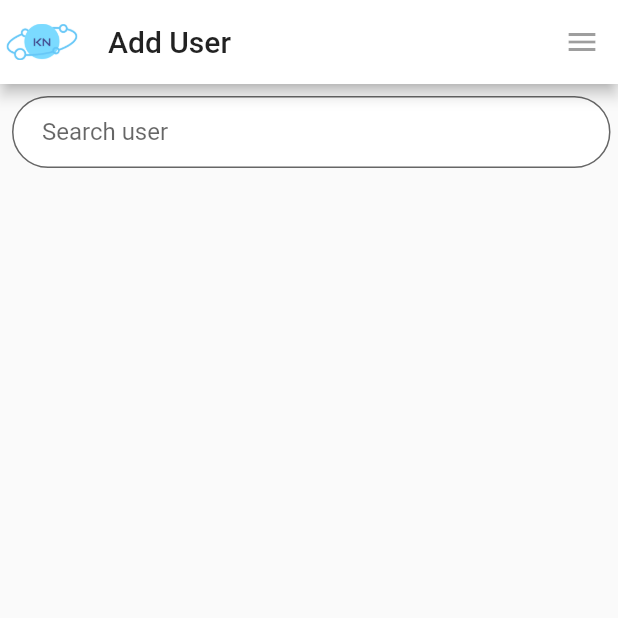
After one commit to KiKoS0/chat_app, a Flutter app: the SearchScreen screen opened by its route, on a phone screen of 412 x 824 dp, the top half of it. The commit adds this screen. Run offline on Flutter 3.47's test engine with Material 2 defaults, Android fonts, the phone set to English and light mode, and no system bars.

Commit message:
Add conversation creation screen

```diff
--- a/lib/main.dart
+++ b/lib/main.dart
@@ -1,6 +1,7 @@
 import 'package:chat_app/core/network.dart';
 import 'package:chat_app/models/messaging_model.dart';
 import 'package:chat_app/screens/conversation_screen.dart';
+import 'package:chat_app/screens/search_screen.dart';
 import 'package:flutter/material.dart';
 // import 'package:chat_app/MyCoolButton.dart';
 // import 'package:chat_app/counter.dart';
@@ -22,7 +23,8 @@ class MyApp extends StatelessWidget {
   final routes = <String, WidgetBuilder>{
     LoginPage.tag: (context) => LoginPage(),
     OtherScreen.tag: (context) => OtherScreen(),
-    ConversationScreen.tag: (context) => ConversationScreen()
+    ConversationScreen.tag: (context) => ConversationScreen(),
+    SearchScreen.tag: (context) => SearchScreen()
   };
   @override
   Widget build(BuildContext context) {
--- /dev/null
+++ b/lib/models/users_model.dart
@@ -0,0 +1,19 @@
+class UserModel {
+  const UserModel({this.id, this.username});
+  final String username;
+  final String id;
+
+  User toUser() {
+    return new User(id: this.id, username: this.username);
+  }
+
+  factory UserModel.fromJson(Map<String, dynamic> data) {
+    return UserModel(id: data['ui'], username: data['u']);
+  }
+}
+
+class User {
+  const User({this.id, this.username});
+  final String username;
+  final String id;
+}
--- a/lib/screens/login_page.dart
+++ b/lib/screens/login_page.dart
@@ -1,5 +1,6 @@
 import 'package:chat_app/models/messaging_model.dart';
 import 'package:chat_app/screens/conversation_screen.dart';
+import 'package:chat_app/screens/search_screen.dart';
 import 'package:flutter/material.dart';
 import 'package:chat_app/main.dart';
 import 'package:chat_app/screens/other_screen.dart';
@@ -19,7 +20,7 @@ class LoginPage extends StatefulWidget {
 
 class _LoginPageState extends State<LoginPage> {
   final usernameController =
-      TextEditingController(text: 'testflutter@yahoo.com');
+      TextEditingController(text: 'testflutter@yahoo.fr');
   final passwordController = TextEditingController(text: 'Abc!123');
 
   @override
--- /dev/null
+++ b/lib/screens/search_screen.dart
@@ -0,0 +1,178 @@
+import 'dart:async';
+
+import 'package:chat_app/core/network.dart';
+import 'package:chat_app/models/conversation_models.dart';
+import 'package:chat_app/models/messaging_model.dart';
+import 'package:chat_app/models/users_model.dart';
+import 'package:chat_app/screens/conversation_screen.dart';
+import 'package:chat_app/screens/other_screen.dart';
+import 'package:chat_app/widgets/top_header_widget.dart';
+import 'package:flutter/material.dart';
+import 'package:flutter/services.dart';
+import 'package:scoped_model/scoped_model.dart';
+
+class UserItem extends StatelessWidget {
+  UserItem({@required this.user});
+  final User user;
+
+  @override
+  Widget build(BuildContext context) {
+    return Container(
+        color: Colors.grey[200],
+        child: ListTile(
+            trailing: IconButton(
+              icon: Icon(Icons.group_add),
+              onPressed: () {
+                ScopedModel.of<MessagingModel>(context)
+                    .netHandler.createConversation(user.id).then((onValue){
+                      if(onValue!=null){
+                        print("created");
+                        Navigator.popAndPushNamed(context, ConversationScreen.tag);
+                      }
+                    });
+
+              },
+            ),
+            leading: CircleAvatar(
+                backgroundColor: Colors.blue, child: Text(user.username[0][0])),
+            title: InkWell(
+                onTap: () {},
+                child: Container(
+                  constraints: BoxConstraints(minHeight: 20.0),
+                  padding: EdgeInsets.all(10.0),
+                  child: Text(user.username),
+                ))));
+  }
+}
+
+class UserList extends StatefulWidget {
+  UserList({Key key}) : super(key: key);
+
+  _UserListState createState() => _UserListState();
+}
+
+class _UserListState extends State<UserList> {
+  List<User> users;
+  Timer _timer;
+  final TextEditingController searchController = TextEditingController();
+  _UserListState();
+  @override
+  void initState() {
+    super.initState();
+
+    // ScopedModel.of<MessagingModel>(context)
+    //     .netHandler
+    //     .getConversations()
+    //     .then((convs) {
+    //   setState(() {
+    //     if (convs != null) {
+    //       users =
+    //           List<User>.from(convs.map((element) => element.toConversation()));
+    //     } else {
+    //       print('convs returned null for some reason');
+    //     }
+    //   });
+    // });
+  }
+
+  Widget _buildListViewConversations() {
+    if (users != null && users.isNotEmpty) {
+      return ListView(
+        padding: EdgeInsets.symmetric(vertical: 8.0),
+        children: users.map((User user) {
+          return Container(child: UserItem(user: user));
+        }).toList(),
+      );
+    } else {
+      return Container(
+        child: Center(
+            child: Text(searchController.text != "" ? "No results found" : "")),
+      );
+    }
+  }
+
+  void _searchUsers(String str) {
+    setState(() {
+      if (_timer != null) {
+        _timer.cancel();
+      }
+      if (str == "") {
+        _timer = null;
+        users = null;
+      } else {
+        _timer = Timer(Duration(milliseconds: 700), () {
+          ScopedModel.of<MessagingModel>(context)
+              .netHandler
+              .getUsers(str)
+              .then((us) {
+            setState(() {
+              if (us != null) {
+                users = List<User>.from(us.map((element) => element.toUser()));
+              } else {
+                print('convs returned null for some reason');
+              }
+            });
+          });
+        });
+      }
+    });
+  }
+
+  @override
+  Widget build(BuildContext context) {
+    // TODO: implement build
+    return Column(
+      children: <Widget>[
+        Container(
+          constraints: BoxConstraints(maxHeight: 100.0),
+          padding: EdgeInsets.fromLTRB(8.0, 8.0, 5.0, 15.0),
+          child: TextField(
+            onChanged: _searchUsers,
+            controller: searchController,
+            style: TextStyle(fontSize: 16.0, color: Colors.black),
+            maxLines: null,
+            keyboardType: TextInputType.multiline,
+            decoration: InputDecoration(
+              filled: true,
+              fillColor: Colors.white,
+              contentPadding: EdgeInsets.fromLTRB(20.0, 10.0, 20.0, 0.0),
+              border:
+                  OutlineInputBorder(borderRadius: BorderRadius.circular(32.0)),
+              hintText: 'Search user',
+            ),
+          ),
+        ),
+        Expanded(child: _buildListViewConversations()),
+      ],
+    );
+  }
+}
+
+class SearchScreen extends StatelessWidget {
+  static String tag = 'search-page';
+  SearchScreen();
+  @override
+  Widget build(BuildContext context) {
+    return Scaffold(
+      appBar: AppBar(
+        backgroundColor: Colors.white,
+        leading: Hero(
+          tag: 'hero',
+          child: CircleAvatar(
+            backgroundColor: Colors.transparent,
+            radius: 15.0,
+            child: Image.asset('assets/logo.png'),
+          ),
+        ),
+        actions: <Widget>[
+          IconButton(
+            icon: Icon(Icons.menu),
+            onPressed: null,
+          )
+        ],
+        title: Text('Add User'),
+      ),
+      body: UserList(),
+    );
+  }
+}
--- a/lib/widgets/message.dart
+++ b/lib/widgets/message.dart
@@ -94,7 +94,7 @@ class _MessageListState extends State<MessageList> {
 
   void initState() {
     super.initState();
-    _timer = Timer.periodic(const Duration(milliseconds: 400), (timer) {
+    _timer = Timer.periodic(const Duration(seconds: 1), (timer) {
       setState(() {
         print('update');
         ScopedModel.of<MessagingModel>(context)
```
Also changed, not shown: lib/core/network.dart (+41 -1 lines), lib/screens/conversation_screen.dart (+47 -6 lines).
